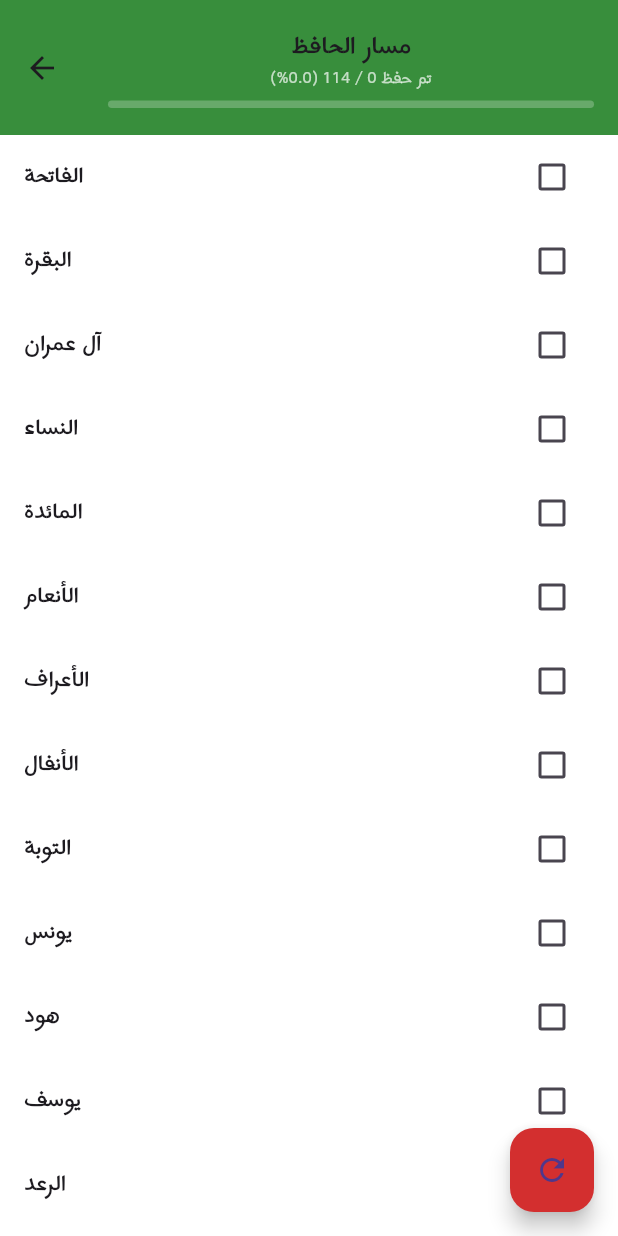
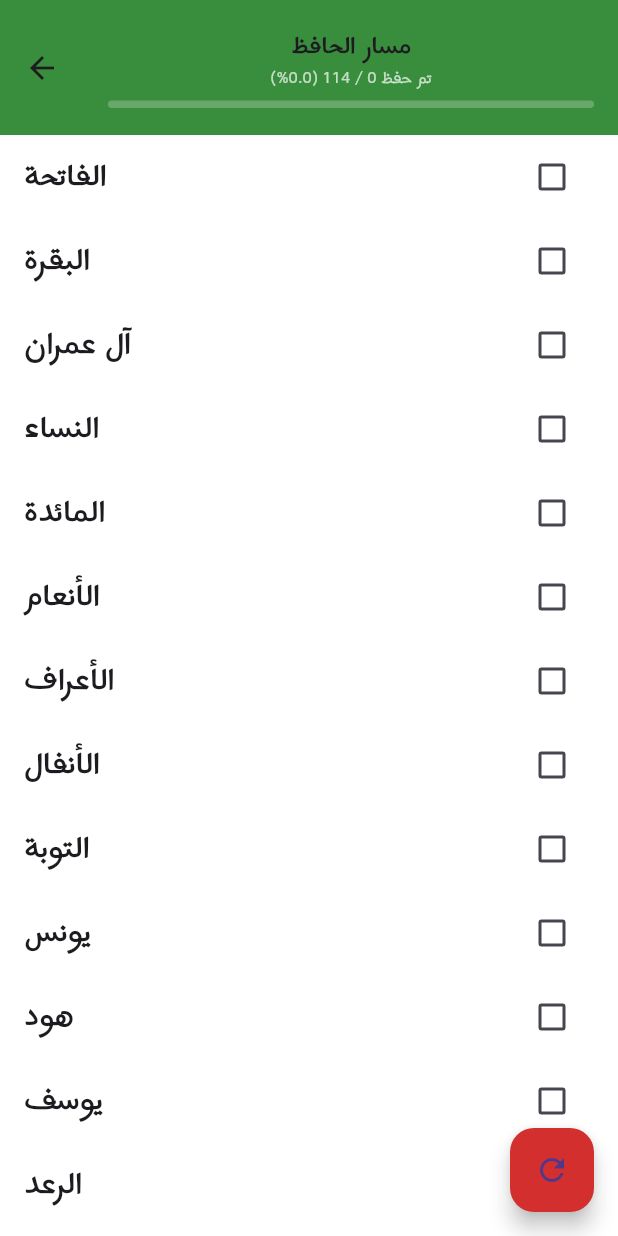
Before and after one commit to ZiadSala7/Quran_Tracker, a Flutter app: the QuranTrackerView screen opened by its route, on a phone screen of 412 x 824 dp. Run offline on Flutter 3.47's test engine with Material 3 defaults, Android fonts, the phone set to English and light mode, and no system bars; our stand-ins replace animate_do, hive_flutter; accounts and stored records are empty.

```diff
--- a/lib/features/quran_tracker/views/quran_tracker_view.dart
+++ b/lib/features/quran_tracker/views/quran_tracker_view.dart
@@ -2,6 +2,7 @@ import 'package:flutter/material.dart';
 import 'package:hive_flutter/hive_flutter.dart';
 
 import '../../../constants.dart';
+import 'widgets/quran_reset_button.dart';
 import 'widgets/quran_tracker_view_appbar_body.dart';
 import 'widgets/quran_tracker_view_body.dart';
 
@@ -42,17 +43,7 @@ class _QuranTrackerViewState extends State<QuranTrackerView> {
     return Scaffold(
       appBar: quranTrackerViewAppBar(),
       body: QuranTrackerViewBody(box: box, surahNames: surahNames),
-      floatingActionButton: FloatingActionButton(
-        backgroundColor: Colors.red.shade700,
-        onPressed: () {
-          // إعادة التعيين
-          for (int i = 0; i < surahNames.length; i++) {
-            box.put(i.toString(), false);
-          }
-        },
-        tooltip: 'مسح جميع العلامات',
-        child: Icon(Icons.refresh),
-      ),
+      floatingActionButton: QuranResetButton(surahNames: surahNames, box: box),
     );
   }
 
--- /dev/null
+++ b/lib/features/quran_tracker/views/widgets/quran_reset_button.dart
@@ -0,0 +1,28 @@
+import 'package:flutter/material.dart';
+import 'package:hive_flutter/hive_flutter.dart';
+
+class QuranResetButton extends StatelessWidget {
+  const QuranResetButton({
+    super.key,
+    required this.surahNames,
+    required this.box,
+  });
+
+  final List<String> surahNames;
+  final Box box;
+
+  @override
+  Widget build(BuildContext context) {
+    return FloatingActionButton(
+      backgroundColor: Colors.red.shade700,
+      onPressed: () {
+        // إعادة التعيين
+        for (int i = 0; i < surahNames.length; i++) {
+          box.put(i.toString(), false);
+        }
+      },
+      tooltip: 'مسح جميع العلامات',
+      child: Icon(Icons.refresh),
+    );
+  }
+}
--- a/lib/features/quran_tracker/views/widgets/quran_tracker_view_body.dart
+++ b/lib/features/quran_tracker/views/widgets/quran_tracker_view_body.dart
@@ -24,7 +24,7 @@ class QuranTrackerViewBody extends StatelessWidget {
               title: Text(
                 surahNames[index],
                 style: const TextStyle(
-                  fontSize: 18,
+                  fontSize: 25,
                   fontWeight: FontWeight.bold,
                 ),
               ),
```
